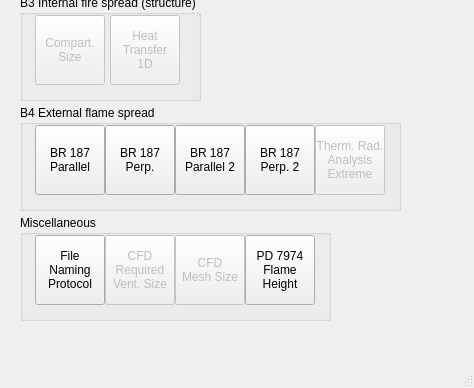
This is fseutil/gui/layout/ui/main.ui in fsepy/fseutil as Qt 5 draws it before an edit; both pictures show x 0 to 474 and y 225 to 613 of the 474 by 613 pixel window. The edited form follows.
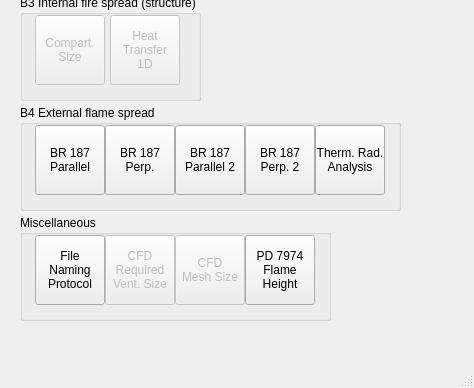
This is the edited form. Icons and pictures are not drawn.

Diff of the .ui file:
```diff
--- a/fseutil/gui/layout/ui/main.ui
+++ b/fseutil/gui/layout/ui/main.ui
@@ -314,7 +314,7 @@
     </widget>
     <widget class="QPushButton" name="pushButton_0404_br187_perpendicular_complex_2">
      <property name="enabled">
-      <bool>false</bool>
+      <bool>true</bool>
      </property>
      <property name="geometry">
       <rect>
@@ -326,8 +326,7 @@
      </property>
      <property name="text">
       <string>Therm. Rad.
-Analysis
-Extreme</string>
+Analysis</string>
      </property>
     </widget>
    </widget>
```
Left out of the diff: 2 changed lines with no effect on the pictures.
